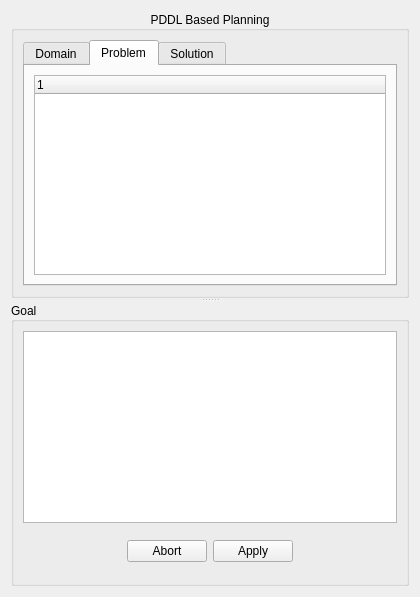
Old version of the form src/ui/planning_widget.ui in the repository rock-core/tools-graph_analysis.
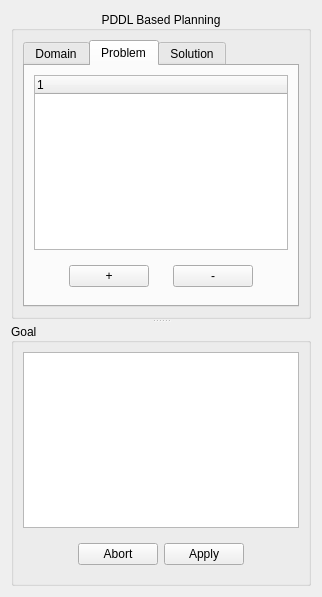
New version of the form. The open tabs and pages were chosen to show the change.

Commit message: Adapt planning widget ui

```diff
--- a/src/ui/planning_widget.ui
+++ b/src/ui/planning_widget.ui
@@ -6,7 +6,7 @@
    <rect>
     <x>0</x>
     <y>0</y>
-    <width>420</width>
+    <width>245</width>
     <height>597</height>
    </rect>
   </property>
@@ -61,7 +61,7 @@
           <attribute name="title">
            <string>Problem</string>
           </attribute>
-          <layout class="QHBoxLayout" name="horizontalLayout_2">
+          <layout class="QVBoxLayout" name="verticalLayout_3">
            <item>
             <widget class="QTreeWidget" name="treeWidget_PDDLProblem">
              <column>
@@ -71,6 +71,98 @@
              </column>
             </widget>
            </item>
+           <item>
+            <widget class="QFrame" name="frame_ProblemButton">
+             <property name="sizePolicy">
+              <sizepolicy hsizetype="Expanding" vsizetype="Fixed">
+               <horstretch>0</horstretch>
+               <verstretch>0</verstretch>
+              </sizepolicy>
+             </property>
+             <property name="frameShape">
+              <enum>QFrame::NoFrame</enum>
+             </property>
+             <property name="frameShadow">
+              <enum>QFrame::Raised</enum>
+             </property>
+             <layout class="QHBoxLayout" name="horizontalLayout_2">
+              <item>
+               <spacer name="horizontalSpacer_2">
+                <property name="orientation">
+                 <enum>Qt::Horizontal</enum>
+                </property>
+                <property name="sizeType">
+                 <enum>QSizePolicy::MinimumExpanding</enum>
+                </property>
+                <property name="sizeHint" stdset="0">
+                 <size>
+                  <width>26</width>
+                  <height>20</height>
+                 </size>
+                </property>
+               </spacer>
+              </item>
+              <item>
+               <widget class="QPushButton" name="pushButton_ProblemAddItem">
+                <property name="sizePolicy">
+                 <sizepolicy hsizetype="Fixed" vsizetype="Fixed">
+                  <horstretch>0</horstretch>
+                  <verstretch>0</verstretch>
+                 </sizepolicy>
+                </property>
+                <property name="text">
+                 <string>+</string>
+                </property>
+               </widget>
+              </item>
+              <item>
+               <spacer name="horizontalSpacer">
+                <property name="orientation">
+                 <enum>Qt::Horizontal</enum>
+                </property>
+                <property name="sizeType">
+                 <enum>QSizePolicy::Fixed</enum>
+                </property>
+                <property name="sizeHint" stdset="0">
+                 <size>
+                  <width>18</width>
+                  <height>20</height>
+                 </size>
+                </property>
+               </spacer>
+              </item>
+              <item>
+               <widget class="QPushButton" name="pushButton_ProblemRemoveItem">
+                <property name="sizePolicy">
+                 <sizepolicy hsizetype="Fixed" vsizetype="Fixed">
+                  <horstretch>0</horstretch>
+                  <verstretch>0</verstretch>
+                 </sizepolicy>
+                </property>
+                <property name="text">
+                 <string>-</string>
+                </property>
+               </widget>
+              </item>
+              <item>
+               <spacer name="horizontalSpacer_3">
+                <property name="orientation">
+                 <enum>Qt::Horizontal</enum>
+                </property>
+                <property name="sizeType">
+                 <enum>QSizePolicy::MinimumExpanding</enum>
+                </property>
+                <property name="sizeHint" stdset="0">
+                 <size>
+                  <width>26</width>
+                  <height>20</height>
+                 </size>
+                </property>
+               </spacer>
+              </item>
+             </layout>
+            </widget>
+           </item>
           </layout>
          </widget>
          <widget class="QWidget" name="tab_Solutions">
```
Left out of the diff: 2 changed lines with no effect on the pictures.
